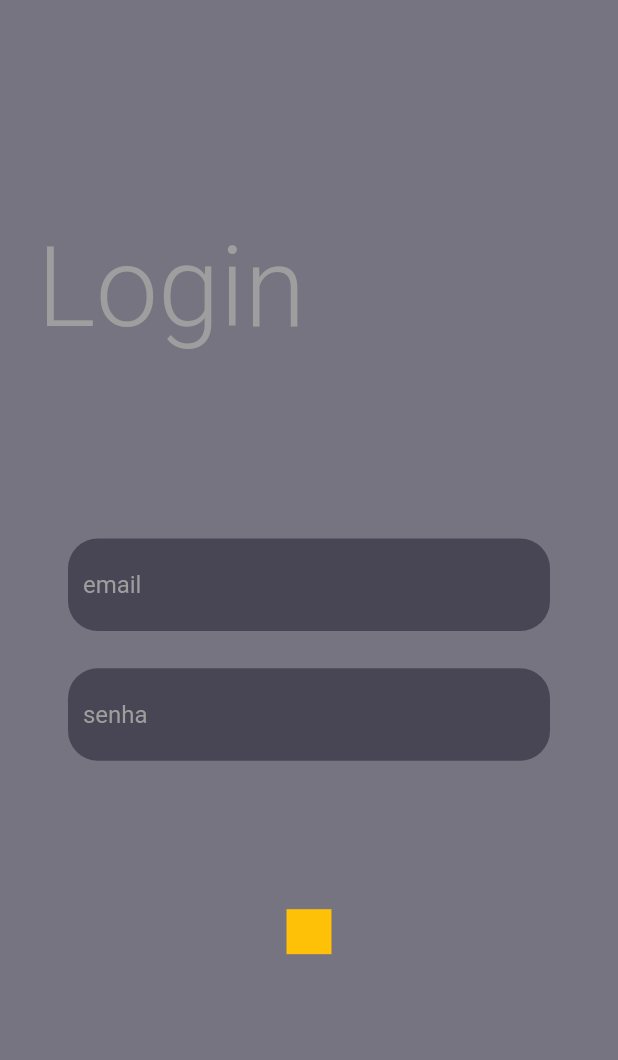
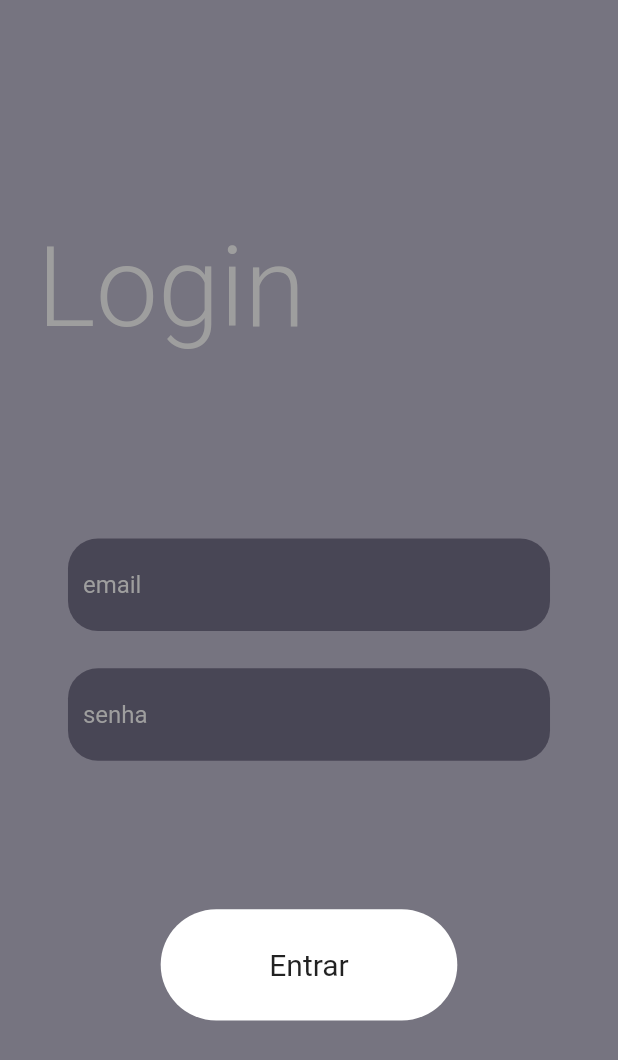
Before and after one commit to Tiago-Salles/travel-organizer, a Flutter app: the screen it shows after launch, on a phone screen of 412 x 824 dp. Shown: the top 1060 px of the screen. Run offline on Flutter 3.47's test engine with Material 2 defaults, Android fonts, the phone set to English and light mode, and no system bars; our stand-ins replace lottie.

Commit message:
Feat: Created button animation after touch to login

```diff
--- a/lib/app/presentation/pages/login/login_page.dart
+++ b/lib/app/presentation/pages/login/login_page.dart
@@ -1,4 +1,5 @@
 import 'package:flutter/material.dart';
+import 'package:travel_organizer/app/core/navigation/app_navigator.dart';
 import 'package:travel_organizer/app/core/services/device_information_service.dart';
 import 'package:travel_organizer/app/presentation/presentation_resources/images/app_images.dart';
 
@@ -14,18 +15,10 @@ class LoginPage extends StatefulWidget {
   State<LoginPage> createState() => _LoginPageState();
 }
 
+ValueNotifier<ActionAnimation> animatedButtonListenable =
+    ValueNotifier<ActionAnimation>(ActionAnimation.stoped);
+
 class _LoginPageState extends State<LoginPage> {
-  ValueNotifier<Widget> animatedButton =
-      ValueNotifier<Widget>(const AnimatedButtonLoginPage(
-    actionAnimation: ActionAnimation.stoped,
-  ));
-
-  void changeButton() {
-    animatedButton = ValueNotifier<Widget>(const AnimatedButtonLoginPage(
-      actionAnimation: ActionAnimation.animate,
-    ));
-  }
-
   @override
   Widget build(BuildContext context) {
     double screenPerimeter = DeviceInformationService.screenPerimeter(context);
@@ -57,12 +50,7 @@ class _LoginPageState extends State<LoginPage> {
             SizedBox(height: screenPerimeter * 0.01),
             const AppTextFormField(hintText: "senha"),
             SizedBox(height: screenPerimeter * 0.04),
-            GestureDetector(
-              onTap: () {
-                changeButton();
-              },
-              child: animatedButton.value,
-            ),
+            const AnimatedButtonLoginPage(),
           ],
         ),
       ),
@@ -108,18 +96,28 @@ class AppTextFormField extends StatelessWidget {
 }
 
 class AnimatedButtonLoginPage extends StatelessWidget {
-  final ActionAnimation actionAnimation;
-  const AnimatedButtonLoginPage({Key? key, required this.actionAnimation})
-      : super(key: key);
+  const AnimatedButtonLoginPage({Key? key}) : super(key: key);
 
   @override
   Widget build(BuildContext context) {
     double screenPerimeter = DeviceInformationService.screenPerimeter(context);
+
+    return ValueListenableBuilder<ActionAnimation>(
+      valueListenable: animatedButtonListenable,
+      builder: (context, actionAnimation, _) {
         if (actionAnimation == ActionAnimation.animate) {
           return SizedBox(
             height: screenPerimeter * 0.03,
             width: MediaQuery.of(context).size.width,
-        child: Stack(
+            child: TweenAnimationBuilder(
+              duration: const Duration(milliseconds: 1500),
+              tween: Tween<double>(
+                begin: MediaQuery.of(context).size.width / 2 -
+                    (screenPerimeter * 0.02),
+                end: MediaQuery.of(context).size.width + screenPerimeter * 0.04,
+              ),
+              builder: (context, double value, child) {
+                return Stack(
                   children: [
                     Positioned(
                       left: MediaQuery.of(context).size.width / 2 -
@@ -134,8 +132,7 @@ class AnimatedButtonLoginPage extends StatelessWidget {
                       ),
                     ),
                     Positioned(
-              left: MediaQuery.of(context).size.width / 2 -
-                  (screenPerimeter * 0.02),
+                      left: value,
                       child: SizedBox(
                         height: screenPerimeter * 0.03,
                         width: screenPerimeter * 0.04,
@@ -143,14 +140,43 @@ class AnimatedButtonLoginPage extends StatelessWidget {
                       ),
                     ),
                   ],
+                );
+              },
+              onEnd: () {
+                AppNavigation.navigateToNamed(
+                    context, "/home", NavigationType.pushToNamed);
+              },
             ),
           );
         } else {
-      return Container(
-        height: 30,
-        width: 30,
-        color: Colors.amber,
+          return AnimatedOpacity(
+            opacity: 1,
+            duration: const Duration(seconds: 1),
+            child: GestureDetector(
+              onTap: () {
+                animatedButtonListenable.value = ActionAnimation.animate;
+              },
+              child: Container(
+                decoration: BoxDecoration(
+                  color: Colors.white,
+                  borderRadius: BorderRadius.circular(60),
+                ),
+                height: screenPerimeter * 0.03,
+                width: screenPerimeter * 0.08,
+                child: const Center(
+                  child: Text(
+                    "Entrar",
+                    style: TextStyle(
+                      color: Colors.black87,
+                      fontSize: 20,
+                    ),
+                  ),
+                ),
+              ),
+            ),
+          );
+        }
+      },
     );
   }
 }
-}
```
Lines whose indentation alone changed are shown as unchanged.
